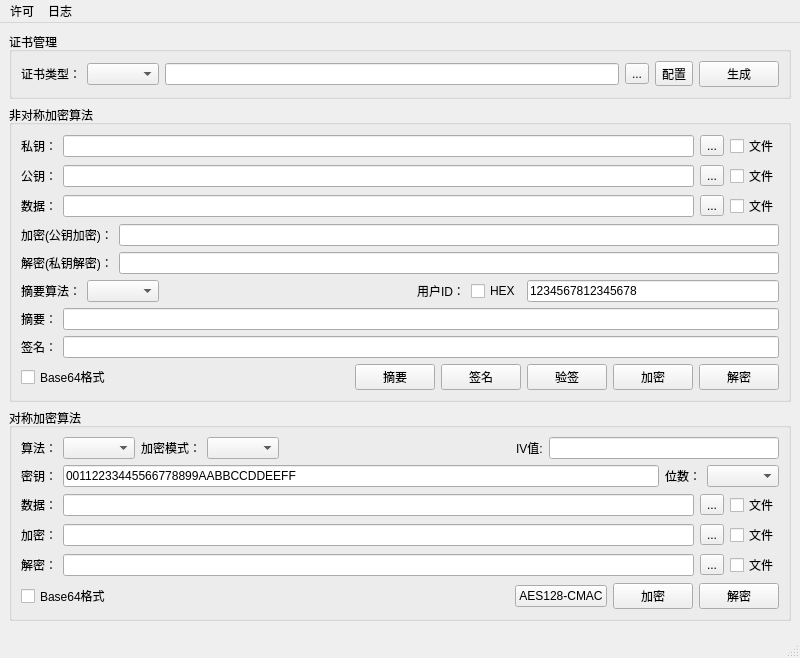
Before: the Qt Designer form CetCryptoToolkit/mainwindow/mainwindow.ui in cetxiyuan/CetCryptoToolkit, drawn with Qt 5.
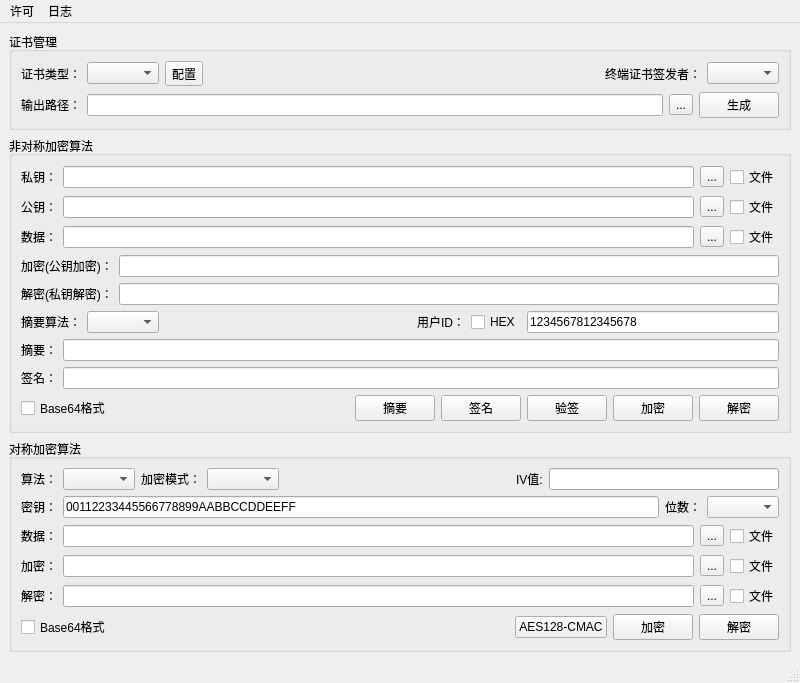
After: the same form once the commit is applied.

Commit message: Added: 添加终端证书颁发者(指示)功能

What changed in the file:
```diff
--- a/CetCryptoToolkit/mainwindow/mainwindow.ui
+++ b/CetCryptoToolkit/mainwindow/mainwindow.ui
@@ -324,16 +324,6 @@
          <item>
           <widget class="QComboBox" name="certTypeComboBox"/>
          </item>
-         <item>
-          <widget class="QLineEdit" name="certOutputDirLineEdit"/>
-         </item>
-         <item>
-          <widget class="QToolButton" name="outputDirToolButton">
-           <property name="text">
-            <string>...</string>
-           </property>
-          </widget>
-         </item>
          <item>
           <widget class="QToolButton" name="certConfigureToolButton">
            <property name="text">
@@ -342,6 +332,50 @@
           </widget>
          </item>
          <item>
+          <spacer name="horizontalSpacer_6">
+           <property name="orientation">
+            <enum>Qt::Horizontal</enum>
+           </property>
+           <property name="sizeHint" stdset="0">
+            <size>
+             <width>40</width>
+             <height>20</height>
+            </size>
+           </property>
+          </spacer>
+         </item>
+         <item>
+          <widget class="QLabel" name="label_17">
+           <property name="text">
+            <string>终端证书签发者：</string>
+           </property>
+          </widget>
+         </item>
+         <item>
+          <widget class="QComboBox" name="issuerTypeComboBox"/>
+         </item>
+        </layout>
+       </item>
+       <item row="1" column="0">
+        <layout class="QHBoxLayout" name="horizontalLayout_2">
+         <item>
+          <widget class="QLabel" name="label_18">
+           <property name="text">
+            <string>输出路径：</string>
+           </property>
+          </widget>
+         </item>
+         <item>
+          <widget class="QLineEdit" name="certOutputDirLineEdit"/>
+         </item>
+         <item>
+          <widget class="QToolButton" name="outputDirToolButton">
+           <property name="text">
+            <string>...</string>
+           </property>
+          </widget>
+         </item>
+         <item>
           <widget class="QPushButton" name="genCertPushButton">
            <property name="text">
             <string>生成</string>
@@ -350,9 +384,6 @@
          </item>
         </layout>
        </item>
-       <item row="1" column="0">
-        <layout class="QHBoxLayout" name="horizontalLayout_2"/>
-       </item>
       </layout>
      </widget>
     </item>
@@ -593,7 +624,7 @@
      <x>0</x>
      <y>0</y>
      <width>800</width>
-     <height>21</height>
+     <height>23</height>
     </rect>
    </property>
    <widget class="QMenu" name="licenseMenu">
```
The commit also changes 3 other files.
